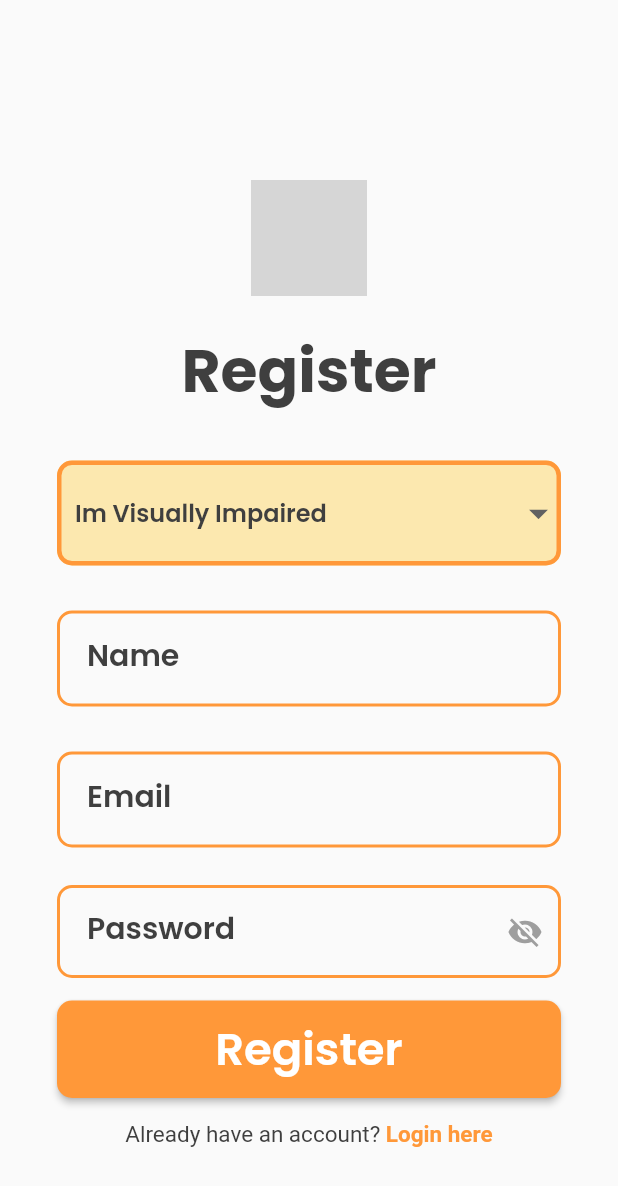
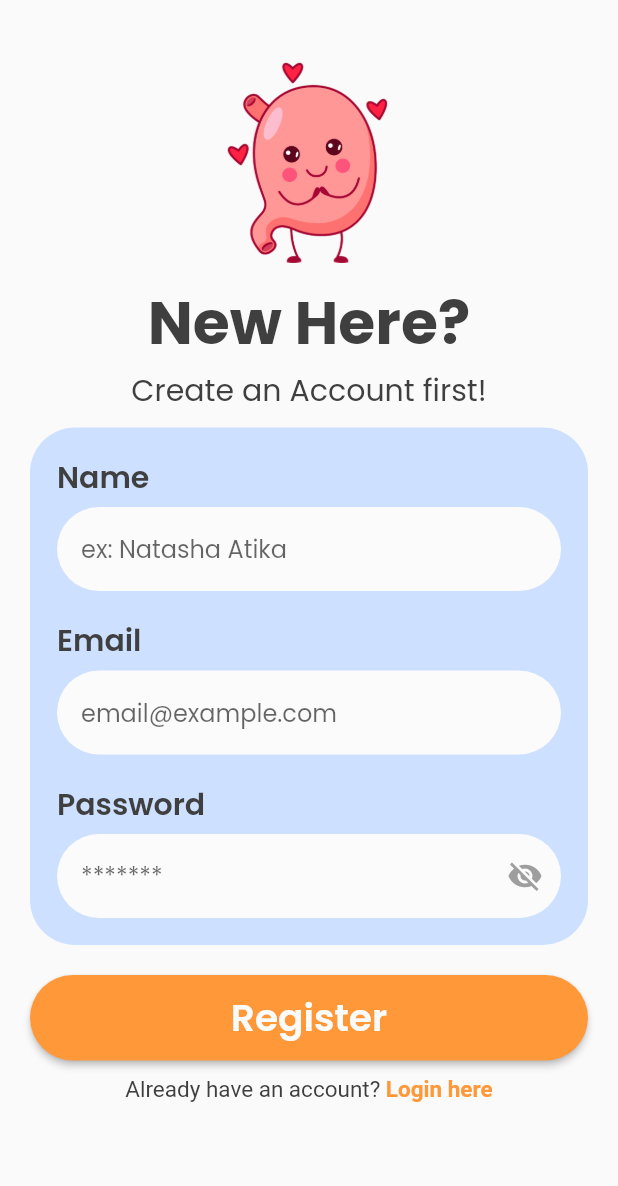
Before and after one commit to lixkelik/Visio, a Flutter app: the RegisterPage screen opened directly, on a phone screen of 412 x 824 dp. Shown: the top 1186 px of the screen. Run offline on Flutter 3.47's test engine with Material 2 defaults, Android fonts, the phone set to English and light mode, and no system bars; our stand-ins replace camera, cloud_firestore, firebase_auth, firebase_core, firebase_storage, flutter_dotenv and 3 more; missing offline and left inert: tflite_flutter, tflite_flutter_helper; accounts and stored records are empty; grey boxes are pictures that could not be loaded.

Commit message:
authentication done

```diff
--- a/lib/view/authentication/auth_widget.dart
+++ b/lib/view/authentication/auth_widget.dart
@@ -5,44 +5,22 @@ import 'dart:core';
 
 InputDecoration inputDec(String text,  {String? hint, bool isPassword = false, bool? obscure, ValueSetter<bool>? togglePass}) {
     return InputDecoration(
-      labelText: text,
       hintText: hint,
-      labelStyle:
-        const TextStyle(
+      filled: true,
+      fillColor: white,
+      floatingLabelBehavior: FloatingLabelBehavior.never,
+      labelStyle: const TextStyle(
         color: fontColor,
         fontSize: 20,
         fontWeight: FontWeight.w600,
       ),
 
-        border: const OutlineInputBorder(
-          borderSide: BorderSide(
-            color: appOrange,
-            width: 2,
+      border: OutlineInputBorder(
+        borderRadius: BorderRadius.circular(30),
+        borderSide: BorderSide.none,
       ),
-          borderRadius: BorderRadius.all(
-            Radius.circular(10),
-          )
-        ),
-        contentPadding: const EdgeInsets.all(20),
-        enabledBorder: const OutlineInputBorder(
-          borderSide: BorderSide(
-            color: appOrange,
-            width: 2,
-          ),
-          borderRadius: BorderRadius.all(
-            Radius.circular(10),
-          )
-        ),
+      contentPadding: const EdgeInsets.all(16),
 
-        focusedBorder: const OutlineInputBorder(
-          borderSide: BorderSide(
-            color: appYellow,
-            width: 2,
-          ),
-          borderRadius: BorderRadius.all(
-            Radius.circular(10),
-          )
-        ),
 
       suffixIcon: (isPassword == true)
       ? IconButton(
--- a/lib/view/authentication/register_page.dart
+++ b/lib/view/authentication/register_page.dart
@@ -1,7 +1,6 @@
 import 'package:visio/constant/constant_builder.dart';
-import 'package:visio/constant/firebase_constant.dart';
+import 'package:visio/view/authentication/choose_role_page.dart';
 import 'package:visio/view/authentication/login_page.dart';
-import 'package:visio/view/main_page.dart';
 
 import 'auth_widget.dart';
 
@@ -20,9 +19,7 @@ class _RegisterPageState extends State<RegisterPage> {
 
   final GlobalKey<FormState> _formKey = GlobalKey<FormState>();
 
-  bool _isLoading = false;
   bool _obscure = true;
-  String dropdownValue = 'Im Visually Impaired';
 
   @override
   void dispose(){
@@ -56,81 +53,53 @@ class _RegisterPageState extends State<RegisterPage> {
       },
       child: Scaffold(
         body: SingleChildScrollView(
+          physics: const BouncingScrollPhysics(),
           child: Form(
             key: _formKey,
-            child: SizedBox(
+            child: Container(
+              padding: const EdgeInsets.symmetric(horizontal: pagePadding),
               width: double.infinity,
               child: Column(
                 crossAxisAlignment: CrossAxisAlignment.center,
                 children: [
-                  Container(
-                    margin: const EdgeInsets.only(top: 120),
-                    child: Image.asset(
-                      appLogo,
-                      width: 77,
-                      height: 77,
-                    ),
+                  const SizedBox(height: 40,),
+                  Image.asset(
+                    loveills,
+                    width: 110,
+                    height: 135,
                   ),
 
-                  Container(
-                    margin: const EdgeInsets.only(top: 20),
-                    child: const Text(
-                      'Register',
+                  const SizedBox(height: 10,),
+
+                  const Text(
+                    'New Here?',
                     style: TextStyle(
                       fontSize: 40,
                       fontWeight: FontWeight.bold,
                       color: fontColor,
                     ),
-                    )
                   ),
+                  const Text(
+                    'Create an Account first!',
+                    style: styleR20
+                  ),
+                  const SizedBox(height: 10,),
 
                   Container(
-                    decoration: BoxDecoration(
-                      borderRadius: BorderRadius.circular(10),
-                      color: appYellow.withOpacity(0.3)
+                    padding: const EdgeInsets.all(18),
+                    decoration: const BoxDecoration(
+                      color: lightBlue,
+                      borderRadius: BorderRadius.all(Radius.circular(30)),
                     ),
-                    width: double.infinity,
-                    margin: const EdgeInsets.only(top: 30, left: 38, right: 38),
-                    child: DropdownButtonFormField<String>(
-                      value: dropdownValue,
-                      dropdownColor: white,
-                      borderRadius: BorderRadius.circular(10),
-                      alignment: Alignment.center,
-                      decoration: InputDecoration(
-                        filled: false,
-                        focusedBorder: OutlineInputBorder(
-                          borderSide: const BorderSide(color: appOrange, width: 3),
-                          borderRadius: BorderRadius.circular(10),
+                    child: Column(
+                      crossAxisAlignment: CrossAxisAlignment.start,
+                      children: [
+                        const Text(
+                          'Name',
+                          style: styleSB20
                         ),
-                        enabledBorder: OutlineInputBorder(
-                          borderSide: const BorderSide(color: appOrange, width: 3),
-                          borderRadius: BorderRadius.circular(10),
-                        ),
-                      ),
-                      onChanged: (String? newValue) {
-                        setState(() {
-                          dropdownValue = newValue!;
-                        });
-                      },
-                      items: <String>['Im Visually Impaired', 'Im Sighted Peer']
-                          .map<DropdownMenuItem<String>>((String value) {
-                        return DropdownMenuItem<String>(
-                          value: value,
-                          child: Text(
-                            value,
-                            style: const TextStyle(color: fontColor, fontWeight: FontWeight.w600),
-                          )
-                        );
-
-                      }).toList(),
-                      icon: const Icon(Icons.arrow_drop_down),
-                      iconSize: 30,
-                    ),
-                  ),
-
-                  Container(
-                    margin: const EdgeInsets.only(top: 30, left: 38, right: 38),
-                    child: TextFormField(
+                        const SizedBox(height: 5,),
+                        TextFormField(
                           controller: nameController,
                           keyboardType: TextInputType.name,
                           validator: (value) {
@@ -141,12 +110,15 @@ class _RegisterPageState extends State<RegisterPage> {
                           },
                           decoration: inputDec('Name', hint: 'ex: Natasha Atika'),
                         ),
+
+                        const SizedBox(height: 18,),
+
+                        const Text(
+                          'Email',
+                          style: styleSB20
                         ),
-
-
-                  Container(
-                    margin: const EdgeInsets.only(top: 30, left: 38, right: 38),
-                    child: TextFormField(
+                        const SizedBox(height: 5,),
+                        TextFormField(
                           controller: emailController,
                           keyboardType: TextInputType.emailAddress,
                           validator: (value) {
@@ -159,11 +131,15 @@ class _RegisterPageState extends State<RegisterPage> {
                           },
                           decoration: inputDec('Email', hint: 'email@example.com'),
                         ),
+
+                        const SizedBox(height: 18,),
+
+                        const Text(
+                          'Password',
+                          style: styleSB20
                         ),
-
-                  Container(
-                    margin: const EdgeInsets.only(top: 25, left: 38, right: 38),
-                    child: TextFormField(
+                        const SizedBox(height: 5,),
+                        TextFormField(
                           controller: passwordController,
                           obscureText: _obscure,
                           validator: (value) {
@@ -174,56 +150,48 @@ class _RegisterPageState extends State<RegisterPage> {
                             }
                             return null;
                           },
-                      decoration: inputDec('Password', isPassword: true ,obscure: _obscure, togglePass:  (value) {setState(() {
+                          decoration: inputDec('Password', hint: "*******",isPassword: true ,obscure: _obscure, togglePass:  (value) {setState(() {
                             _obscure = value;
                           });},),
                         ),
+
+                      ],
                     ),
+                  ),
+
+                  const SizedBox(height: 20,),
 
                   Column(
                     mainAxisAlignment: MainAxisAlignment.end,
                     children: [
-                      Container(
-                        margin: const EdgeInsets.symmetric(horizontal: 38, vertical: 15),
-                        child: Align(
-                          alignment: Alignment.bottomCenter,
-                          child: SizedBox(
+                      SizedBox(
                         width: double.infinity,
                         child: ElevatedButton(
-                              onPressed: _isLoading ? null : register,
+                          onPressed: checkInput,
 
                           style: ElevatedButton.styleFrom(
                             backgroundColor: appOrange,
                             padding: const EdgeInsets.symmetric(vertical: 10, horizontal: 20),
                             shape: RoundedRectangleBorder(
-                                  borderRadius: BorderRadius.circular(10),
+                              borderRadius: BorderRadius.circular(30),
                             ),
                           ),
-                              child: _isLoading
-                                ? const CircularProgressIndicator()
-                                :const Text(
+                          child: const Text(
                               'Register',
-                                  style: TextStyle(
-                                    fontSize: 30,
-                                    fontWeight: FontWeight.w600,
-                                    color: Colors.white,
-                                  )
+                              style: styleWSB25
                             )
                         ),
                       ),
-                        ),
-                      ),
-                      Container(
-                        margin: const EdgeInsets.only(bottom: 45),
-                        child: InkWell(
+                      const SizedBox(height: 10,),
+                      InkWell(
                         onTap: () {
                           Navigator.pushReplacement(context, MaterialPageRoute(builder: (context) => const LoginPage()));
                         },
                         child: RichText(
-                            text: TextSpan(
+                          text: const TextSpan(
                             text: 'Already have an account? ',
                             style: styleR15,
-                              children: const [
+                            children: [
                               TextSpan(
                                 text: 'Login here',
                                 style: TextStyle(
@@ -235,7 +203,7 @@ class _RegisterPageState extends State<RegisterPage> {
                           ),
                         ),
                       ),
-                      ),
+                      const SizedBox(height: 20,)
                     ],
                   ),
                 ],
@@ -247,65 +215,16 @@ class _RegisterPageState extends State<RegisterPage> {
     );
   }
 
-  Future register() async{
-    //ROLES 1 = VISUALLY IMPAIRED, 2 = SIGHTED PEER
-    int role = 1;
+  void checkInput () {
     if(_formKey.currentState!.validate()){
-      setState(() {
-        _isLoading = true;
-      });
-    }
-    try{
-      await auth.createUserWithEmailAndPassword(email: emailController.text.trim(), password: passwordController.text.trim());
-
-      if(dropdownValue == 'Im Visually Impaired'){
-        role = 1;
-      }else{
-        role = 2;
-      }
-
-      db.collection('users').add({
-        'uid': auth.currentUser!.uid,
-        'name': nameController.text.trim(),
-        'role': role,
-        'email': emailController.text.trim(),
-        'password': passwordController.text.trim(),
-      }).then((value) {
-        ScaffoldMessenger.of(context).showSnackBar(
-          const SnackBar(
-            content: Text('Account created succesfully!'),
-            backgroundColor: Colors.green,
-          ),
-        );
-      }).catchError(
-        (error) {
-
-        }
-      );
-      // ignore: use_build_context_synchronously
-      Navigator.pushReplacement(
+      String name = nameController.text;
+      String email = emailController.text;
+      String password = passwordController.text;
+      Navigator.push(
         context,
-        MaterialPageRoute(builder: (context) => const MainPage())
-      );
-    } on FirebaseAuthException catch(e){
-      String errorMessage = "An error occurred. Please try again later.";
-      if (e.code == 'weak-password') {
-        errorMessage = "The password provided is too weak.";
-      } else if (e.code == 'email-already-in-use') {
-        errorMessage = "The account already exists for that email.";
-      } else if (e.code == 'invalid-email') {
-        errorMessage = "The email address is invalid.";
-      }
-      ScaffoldMessenger.of(context).showSnackBar(
-        SnackBar(
-          content: Text(errorMessage),
-          backgroundColor: Colors.red,
-        ),
-      );
-    }finally {
-      setState(() {
-        _isLoading = false;
-      });
+        MaterialPageRoute(builder:
+          (context) => ChooseRolePage(name: name, email: email, password: password)
+        ));
     }
   }
 }
```
Also changed, not shown: lib/constant/constant_builder.dart (+19 -11 lines), lib/view/authentication/choose_role_page.dart (added, +165 -0 lines), lib/view/authentication/login_page.dart (+50 -44 lines), lib/view/main_page.dart (+10 -9 lines), lib/view/widget/scaffold_messenger.dart (added, +10 -0 lines), assets/image/illustration/drink_circle_ills.png (added), assets/image/illustration/king_circle_iils.png (added). Lines whose indentation alone changed are shown as unchanged.
